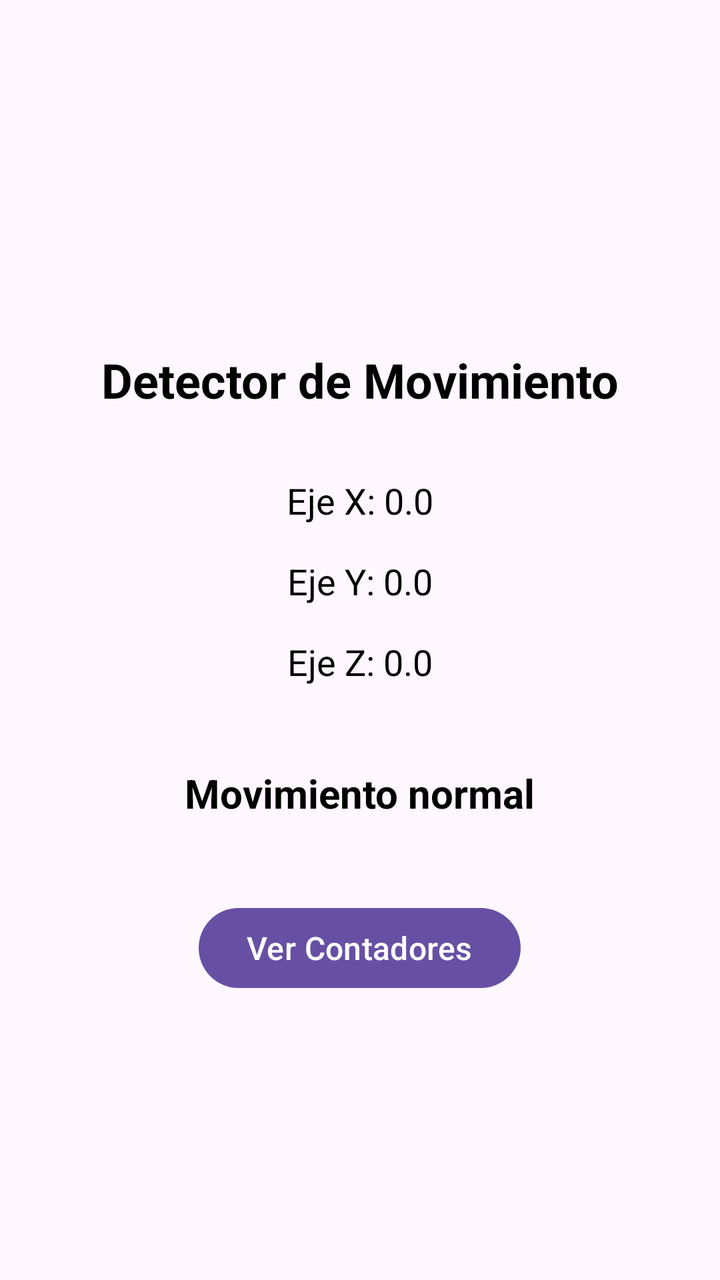
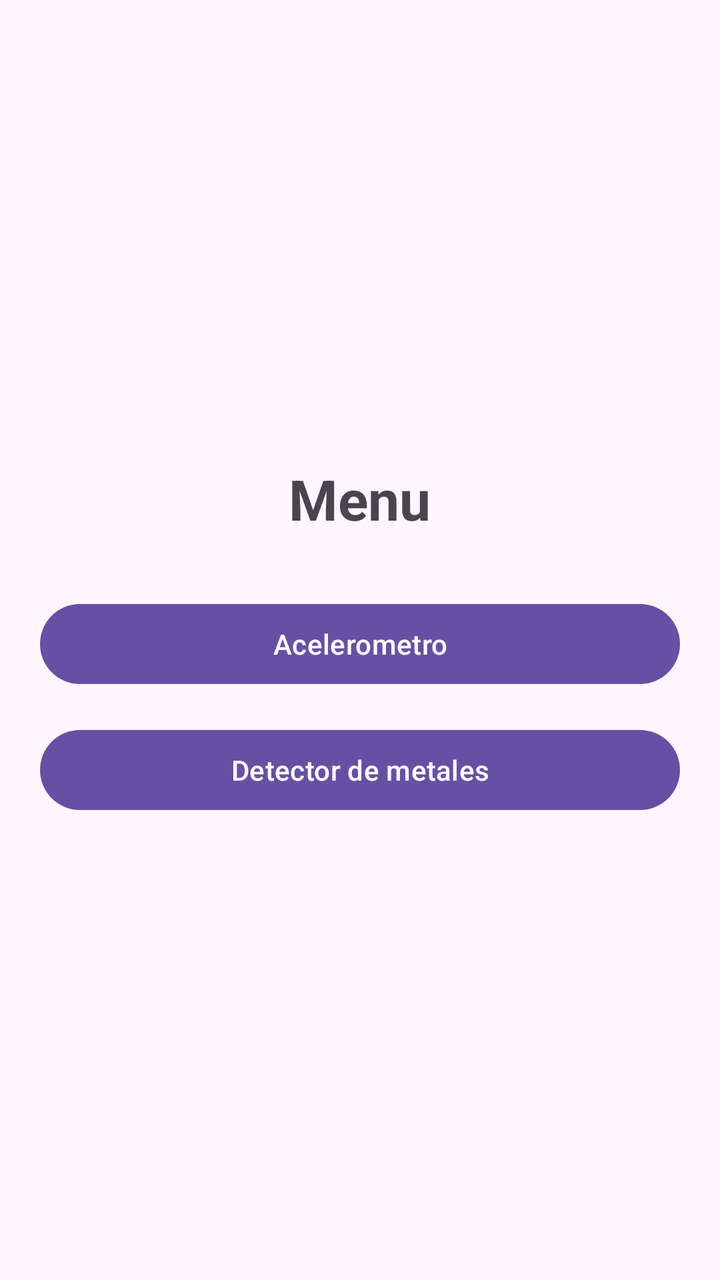

Two renders of the same Android screen: before a commit and after it. Below are the layout's source before the change and the commit's diff.
<!-- AndroidManifest.xml: application theme Theme.SensorEquipo5 -->
<!-- res/layout/activity_main.xml -->
<?xml version="1.0" encoding="utf-8"?>
<androidx.constraintlayout.widget.ConstraintLayout xmlns:android="http://schemas.android.com/apk/res/android"
    xmlns:app="http://schemas.android.com/apk/res-auto"
    xmlns:tools="http://schemas.android.com/tools"
    android:id="@+id/main"
    android:layout_width="match_parent"
    android:layout_height="match_parent"
    android:padding="24dp"
    tools:context=".MainActivity">

    <LinearLayout
        android:id="@+id/panel"
        android:layout_width="match_parent"
        android:layout_height="match_parent"
        android:padding="20dp"
        android:orientation="vertical"
        android:gravity="center"
        >

    <TextView
        android:id="@+id/tvTitulo"
        android:layout_width="wrap_content"
        android:layout_height="wrap_content"
        android:text="Detector de Movimiento"
        android:textSize="24sp"
        android:textStyle="bold"
        android:textColor="@android:color/black"
        app:layout_constraintTop_toTopOf="parent"
        app:layout_constraintStart_toStartOf="parent"
        app:layout_constraintEnd_toEndOf="parent"
        android:layout_marginTop="32dp" />

    <TextView
        android:id="@+id/tvValoresX"
        android:layout_width="wrap_content"
        android:layout_height="wrap_content"
        android:text="Eje X: 0.0"
        android:textSize="18sp"
        android:textColor="@android:color/black"
        app:layout_constraintTop_toBottomOf="@id/tvTitulo"
        app:layout_constraintStart_toStartOf="parent"
        app:layout_constraintEnd_toEndOf="parent"
        android:layout_marginTop="32dp" />

    <TextView
        android:id="@+id/tvValoresY"
        android:layout_width="wrap_content"
        android:layout_height="wrap_content"
        android:text="Eje Y: 0.0"
        android:textSize="18sp"
        android:textColor="@android:color/black"
        app:layout_constraintTop_toBottomOf="@id/tvValoresX"
        app:layout_constraintStart_toStartOf="parent"
        app:layout_constraintEnd_toEndOf="parent"
        android:layout_marginTop="16dp" />

    <TextView
        android:id="@+id/tvValoresZ"
        android:layout_width="wrap_content"
        android:layout_height="wrap_content"
        android:text="Eje Z: 0.0"
        android:textSize="18sp"
        android:textColor="@android:color/black"
        app:layout_constraintTop_toBottomOf="@id/tvValoresY"
        app:layout_constraintStart_toStartOf="parent"
        app:layout_constraintEnd_toEndOf="parent"
        android:layout_marginTop="16dp" />

    <TextView
        android:id="@+id/tvEstado"
        android:layout_width="wrap_content"
        android:layout_height="wrap_content"
        android:text="Movimiento normal"
        android:textSize="20sp"
        android:textStyle="bold"
        android:textColor="@android:color/black"
        app:layout_constraintTop_toBottomOf="@id/tvValoresZ"
        app:layout_constraintStart_toStartOf="parent"
        app:layout_constraintEnd_toEndOf="parent"
        android:layout_marginTop="40dp" />

    <Button
        android:id="@+id/btnContador"
        android:layout_width="wrap_content"
        android:layout_height="wrap_content"
        android:text="Ver Contadores"
        android:textSize="16sp"
        app:layout_constraintTop_toBottomOf="@id/tvEstado"
        app:layout_constraintStart_toStartOf="parent"
        app:layout_constraintEnd_toEndOf="parent"
        android:layout_marginTop="40dp" />

    </LinearLayout>

</androidx.constraintlayout.widget.ConstraintLayout>
<!-- resources referenced by this layout -->
<resources>
  <style name="Theme.SensorEquipo5" parent="Base.Theme.SensorEquipo5" />
  <style name="Base.Theme.SensorEquipo5" parent="Theme.Material3.DayNight.NoActionBar">
          
          
      </style>
</resources>

<!-- the commit's change to res/layout/activity_main.xml (unified diff, before → after) -->
@@ -5,90 +5,40 @@
     android:id="@+id/main"
     android:layout_width="match_parent"
     android:layout_height="match_parent"
-    android:padding="24dp"
     tools:context=".MainActivity">
 
     <LinearLayout
-        android:id="@+id/panel"
-        android:layout_width="match_parent"
-        android:layout_height="match_parent"
+        android:layout_width="0dp"
+        android:layout_height="0dp"
+        android:gravity="center"
+        android:orientation="vertical"
         android:padding="20dp"
-        android:orientation="vertical"
-        android:gravity="center"
-        >
+        app:layout_constraintBottom_toBottomOf="parent"
+        app:layout_constraintEnd_toEndOf="parent"
+        app:layout_constraintStart_toStartOf="parent"
+        app:layout_constraintTop_toTopOf="parent">
 
-    <TextView
-        android:id="@+id/tvTitulo"
-        android:layout_width="wrap_content"
-        android:layout_height="wrap_content"
-        android:text="Detector de Movimiento"
-        android:textSize="24sp"
-        android:textStyle="bold"
-        android:textColor="@android:color/black"
-        app:layout_constraintTop_toTopOf="parent"
-        app:layout_constraintStart_toStartOf="parent"
-        app:layout_constraintEnd_toEndOf="parent"
-        android:layout_marginTop="32dp" />
+        <TextView
+            android:layout_width="wrap_content"
+            android:layout_height="wrap_content"
+            android:layout_marginBottom="30dp"
+            android:text="Menu"
+            android:textSize="28sp"
+            android:textStyle="bold" />
 
-    <TextView
-        android:id="@+id/tvValoresX"
-        android:layout_width="wrap_content"
-        android:layout_height="wrap_content"
-        android:text="Eje X: 0.0"
-        android:textSize="18sp"
-        android:textColor="@android:color/black"
-        app:layout_constraintTop_toBottomOf="@id/tvTitulo"
-        app:layout_constraintStart_toStartOf="parent"
-        app:layout_constraintEnd_toEndOf="parent"
-        android:layout_marginTop="32dp" />
+        <Button
+            android:id="@+id/btnAcelerometro"
+            android:layout_width="match_parent"
+            android:layout_height="wrap_content"
+            android:text="Acelerometro" />
 
-    <TextView
-        android:id="@+id/tvValoresY"
-        android:layout_width="wrap_content"
-        android:layout_height="wrap_content"
-        android:text="Eje Y: 0.0"
-        android:textSize="18sp"
-        android:textColor="@android:color/black"
-        app:layout_constraintTop_toBottomOf="@id/tvValoresX"
-        app:layout_constraintStart_toStartOf="parent"
-        app:layout_constraintEnd_toEndOf="parent"
-        android:layout_marginTop="16dp" />
+        <Button
+            android:id="@+id/btnDetectorMetales"
+            android:layout_width="match_parent"
+            android:layout_height="wrap_content"
+            android:layout_marginTop="15dp"
+            android:text="Detector de metales" />
 
-    <TextView
-        android:id="@+id/tvValoresZ"
-        android:layout_width="wrap_content"
-        android:layout_height="wrap_content"
-        android:text="Eje Z: 0.0"
-        android:textSize="18sp"
-        android:textColor="@android:color/black"
-        app:layout_constraintTop_toBottomOf="@id/tvValoresY"
-        app:layout_constraintStart_toStartOf="parent"
-        app:layout_constraintEnd_toEndOf="parent"
-        android:layout_marginTop="16dp" />
-
-    <TextView
-        android:id="@+id/tvEstado"
-        android:layout_width="wrap_content"
-        android:layout_height="wrap_content"
-        android:text="Movimiento normal"
-        android:textSize="20sp"
-        android:textStyle="bold"
-        android:textColor="@android:color/black"
-        app:layout_constraintTop_toBottomOf="@id/tvValoresZ"
-        app:layout_constraintStart_toStartOf="parent"
-        app:layout_constraintEnd_toEndOf="parent"
-        android:layout_marginTop="40dp" />
-
-    <Button
-        android:id="@+id/btnContador"
-        android:layout_width="wrap_content"
-        android:layout_height="wrap_content"
-        android:text="Ver Contadores"
-        android:textSize="16sp"
-        app:layout_constraintTop_toBottomOf="@id/tvEstado"
-        app:layout_constraintStart_toStartOf="parent"
-        app:layout_constraintEnd_toEndOf="parent"
-        android:layout_marginTop="40dp" />
 
     </LinearLayout>
 
